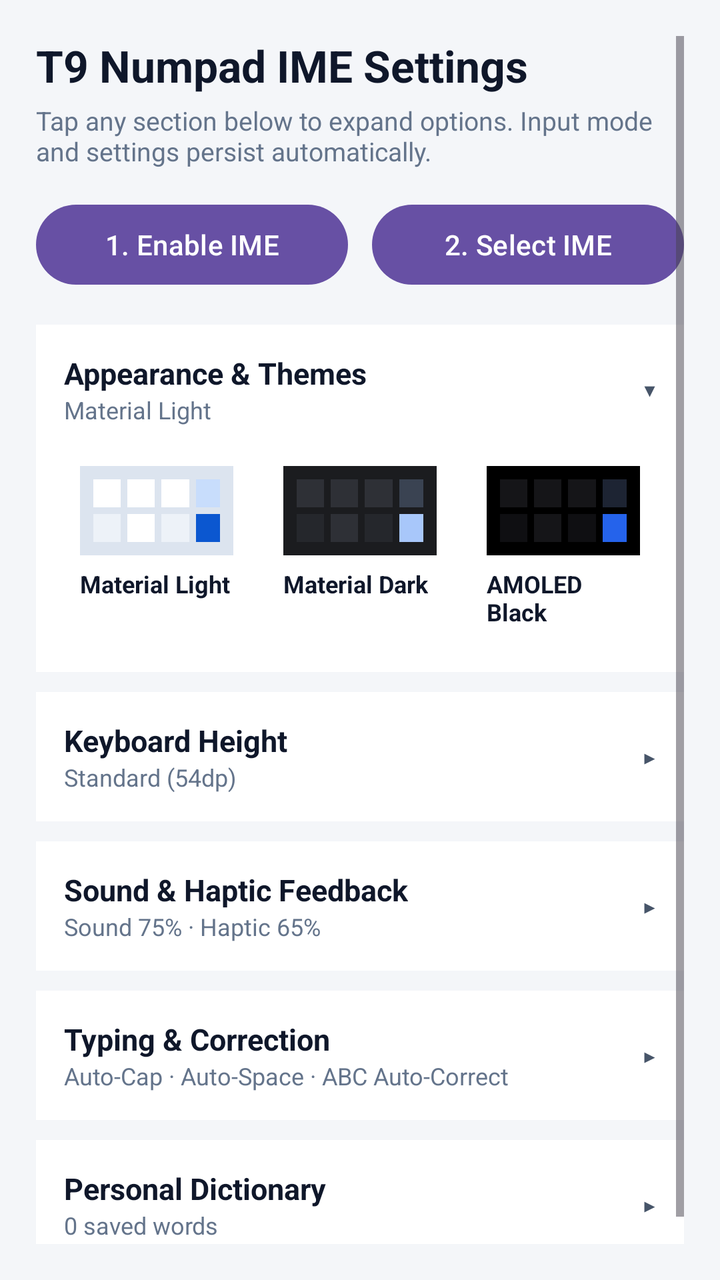
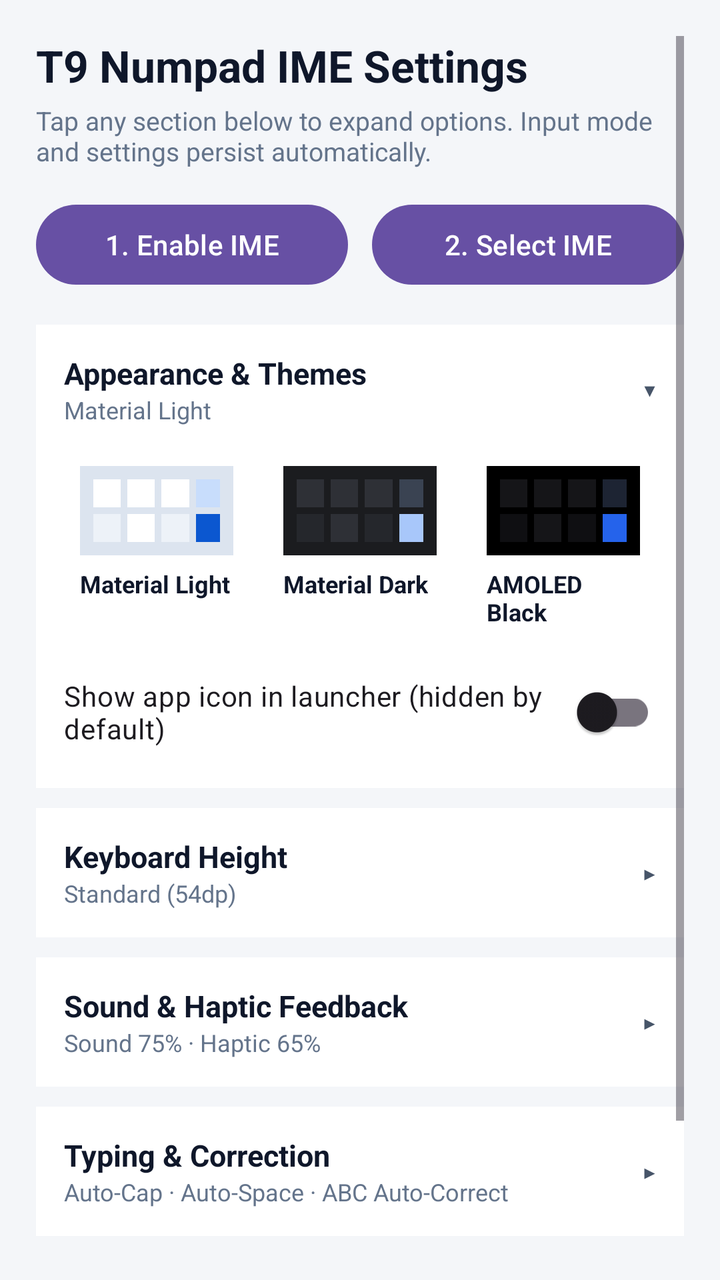

Before-and-after screenshots of an Android layout around one commit, followed by the original layout XML and the change that was made.
<!-- AndroidManifest.xml: application theme Theme.Material3.DayNight.NoActionBar -->
<!-- res/layout/activity_settings.xml -->
<?xml version="1.0" encoding="utf-8"?>
<ScrollView xmlns:android="http://schemas.android.com/apk/res/android"
    android:layout_width="match_parent"
    android:layout_height="match_parent"
    android:background="#F4F6F9"
    android:padding="18dp">

    <LinearLayout
        android:layout_width="match_parent"
        android:layout_height="wrap_content"
        android:orientation="vertical">

        <TextView
            android:layout_width="wrap_content"
            android:layout_height="wrap_content"
            android:text="T9 Numpad IME Settings"
            android:textColor="#0F172A"
            android:textSize="22sp"
            android:textStyle="bold" />

        <TextView
            android:layout_width="wrap_content"
            android:layout_height="wrap_content"
            android:layout_marginTop="4dp"
            android:text="Tap any section below to expand options. Input mode and settings persist automatically."
            android:textColor="#64748B"
            android:textSize="13sp" />

        <LinearLayout
            android:layout_width="match_parent"
            android:layout_height="wrap_content"
            android:layout_marginTop="14dp"
            android:orientation="horizontal">

            <Button
                android:id="@+id/btn_enable_ime"
                android:layout_width="0dp"
                android:layout_height="wrap_content"
                android:layout_marginEnd="6dp"
                android:layout_weight="1"
                android:text="1. Enable IME" />

            <Button
                android:id="@+id/btn_switch_ime"
                android:layout_width="0dp"
                android:layout_height="wrap_content"
                android:layout_marginStart="6dp"
                android:layout_weight="1"
                android:text="2. Select IME" />
        </LinearLayout>

        
        <LinearLayout
            android:layout_width="match_parent"
            android:layout_height="wrap_content"
            android:layout_marginTop="16dp"
            android:background="#FFFFFF"
            android:orientation="vertical"
            android:padding="14dp">

            <LinearLayout
                android:id="@+id/sec_theme_header"
                android:layout_width="match_parent"
                android:layout_height="wrap_content"
                android:clickable="true"
                android:focusable="true"
                android:gravity="center_vertical"
                android:orientation="horizontal">

                <LinearLayout
                    android:layout_width="0dp"
                    android:layout_height="wrap_content"
                    android:layout_weight="1"
                    android:orientation="vertical">

                    <TextView
                        android:layout_width="wrap_content"
                        android:layout_height="wrap_content"
                        android:text="Appearance &amp; Themes"
                        android:textColor="#0F172A"
                        android:textSize="15sp"
                        android:textStyle="bold" />

                    <TextView
                        android:id="@+id/tv_theme_summary"
                        android:layout_width="wrap_content"
                        android:layout_height="wrap_content"
                        android:text="Material Light"
                        android:textColor="#64748B"
                        android:textSize="12sp" />
                </LinearLayout>

                <TextView
                    android:id="@+id/tv_theme_chevron"
                    android:layout_width="wrap_content"
                    android:layout_height="wrap_content"
                    android:text="▾"
                    android:textColor="#475569"
                    android:textSize="18sp" />
            </LinearLayout>

            <LinearLayout
                android:id="@+id/sec_theme_body"
                android:layout_width="match_parent"
                android:layout_height="wrap_content"
                android:layout_marginTop="12dp"
                android:orientation="horizontal">

                
                <LinearLayout
                    android:id="@+id/card_theme_light"
                    android:layout_width="0dp"
                    android:layout_height="wrap_content"
                    android:layout_marginEnd="6dp"
                    android:layout_weight="1"
                    android:clickable="true"
                    android:focusable="true"
                    android:orientation="vertical"
                    android:padding="8dp">

                    <LinearLayout
                        android:layout_width="match_parent"
                        android:layout_height="wrap_content"
                        android:background="#DCE4EF"
                        android:orientation="vertical"
                        android:padding="5dp">

                        <LinearLayout
                            android:layout_width="match_parent"
                            android:layout_height="wrap_content"
                            android:orientation="horizontal">
                            <View android:layout_width="0dp" android:layout_height="14dp" android:layout_margin="1.5dp" android:layout_weight="1" android:background="#FFFFFF" />
                            <View android:layout_width="0dp" android:layout_height="14dp" android:layout_margin="1.5dp" android:layout_weight="1" android:background="#FFFFFF" />
                            <View android:layout_width="0dp" android:layout_height="14dp" android:layout_margin="1.5dp" android:layout_weight="1" android:background="#FFFFFF" />
                            <View android:layout_width="0dp" android:layout_height="14dp" android:layout_margin="1.5dp" android:layout_weight="0.85" android:background="#C8DDFC" />
                        </LinearLayout>

                        <LinearLayout
                            android:layout_width="match_parent"
                            android:layout_height="wrap_content"
                            android:orientation="horizontal">
                            <View android:layout_width="0dp" android:layout_height="14dp" android:layout_margin="1.5dp" android:layout_weight="1" android:background="#EDF2F8" />
                            <View android:layout_width="0dp" android:layout_height="14dp" android:layout_margin="1.5dp" android:layout_weight="1" android:background="#FFFFFF" />
                            <View android:layout_width="0dp" android:layout_height="14dp" android:layout_margin="1.5dp" android:layout_weight="1" android:background="#EDF2F8" />
                            <View android:layout_width="0dp" android:layout_height="14dp" android:layout_margin="1.5dp" android:layout_weight="0.85" android:background="#0B57D0" />
                        </LinearLayout>
                    </LinearLayout>

                    <TextView
                        android:layout_width="wrap_content"
                        android:layout_height="wrap_content"
                        android:layout_marginTop="6dp"
                        android:text="Material Light"
                        android:textColor="#0F172A"
                        android:textSize="12sp"
                        android:textStyle="bold" />
                </LinearLayout>

                
                <LinearLayout
                    android:id="@+id/card_theme_dark"
                    android:layout_width="0dp"
                    android:layout_height="wrap_content"
                    android:layout_marginHorizontal="3dp"
                    android:layout_weight="1"
                    android:clickable="true"
                    android:focusable="true"
                    android:orientation="vertical"
                    android:padding="8dp">

                    <LinearLayout
                        android:layout_width="match_parent"
                        android:layout_height="wrap_content"
                        android:background="#1B1C1F"
                        android:orientation="vertical"
                        android:padding="5dp">

                        <LinearLayout
                            android:layout_width="match_parent"
                            android:layout_height="wrap_content"
                            android:orientation="horizontal">
                            <View android:layout_width="0dp" android:layout_height="14dp" android:layout_margin="1.5dp" android:layout_weight="1" android:background="#2E3036" />
                            <View android:layout_width="0dp" android:layout_height="14dp" android:layout_margin="1.5dp" android:layout_weight="1" android:background="#2E3036" />
                            <View android:layout_width="0dp" android:layout_height="14dp" android:layout_margin="1.5dp" android:layout_weight="1" android:background="#2E3036" />
                            <View android:layout_width="0dp" android:layout_height="14dp" android:layout_margin="1.5dp" android:layout_weight="0.85" android:background="#3A4352" />
                        </LinearLayout>

                        <LinearLayout
                            android:layout_width="match_parent"
                            android:layout_height="wrap_content"
                            android:orientation="horizontal">
                            <View android:layout_width="0dp" android:layout_height="14dp" android:layout_margin="1.5dp" android:layout_weight="1" android:background="#25272C" />
                            <View android:layout_width="0dp" android:layout_height="14dp" android:layout_margin="1.5dp" android:layout_weight="1" android:background="#2E3036" />
                            <View android:layout_width="0dp" android:layout_height="14dp" android:layout_margin="1.5dp" android:layout_weight="1" android:background="#25272C" />
                            <View android:layout_width="0dp" android:layout_height="14dp" android:layout_margin="1.5dp" android:layout_weight="0.85" android:background="#A8C7FA" />
                        </LinearLayout>
                    </LinearLayout>

                    <TextView
                        android:layout_width="wrap_content"
                        android:layout_height="wrap_content"
                        android:layout_marginTop="6dp"
                        android:text="Material Dark"
                        android:textColor="#0F172A"
                        android:textSize="12sp"
                        android:textStyle="bold" />
                </LinearLayout>

                
                <LinearLayout
                    android:id="@+id/card_theme_amoled"
                    android:layout_width="0dp"
                    android:layout_height="wrap_content"
                    android:layout_marginStart="6dp"
                    android:layout_weight="1"
                    android:clickable="true"
                    android:focusable="true"
                    android:orientation="vertical"
                    android:padding="8dp">

                    <LinearLayout
                        android:layout_width="match_parent"
                        android:layout_height="wrap_content"
                        android:background="#000000"
                        android:orientation="vertical"
                        android:padding="5dp">

                        <LinearLayout
                            android:layout_width="match_parent"
                            android:layout_height="wrap_content"
                            android:orientation="horizontal">
                            <View android:layout_width="0dp" android:layout_height="14dp" android:layout_margin="1.5dp" android:layout_weight="1" android:background="#151518" />
                            <View android:layout_width="0dp" android:layout_height="14dp" android:layout_margin="1.5dp" android:layout_weight="1" android:background="#151518" />
                            <View android:layout_width="0dp" android:layout_height="14dp" android:layout_margin="1.5dp" android:layout_weight="1" android:background="#151518" />
                            <View android:layout_width="0dp" android:layout_height="14dp" android:layout_margin="1.5dp" android:layout_weight="0.85" android:background="#1D2433" />
                        </LinearLayout>

                        <LinearLayout
                            android:layout_width="match_parent"
                            android:layout_height="wrap_content"
                            android:orientation="horizontal">
                            <View android:layout_width="0dp" android:layout_height="14dp" android:layout_margin="1.5dp" android:layout_weight="1" android:background="#0F0F12" />
                            <View android:layout_width="0dp" android:layout_height="14dp" android:layout_margin="1.5dp" android:layout_weight="1" android:background="#151518" />
                            <View android:layout_width="0dp" android:layout_height="14dp" android:layout_margin="1.5dp" android:layout_weight="1" android:background="#0F0F12" />
                            <View android:layout_width="0dp" android:layout_height="14dp" android:layout_margin="1.5dp" android:layout_weight="0.85" android:background="#2563EB" />
                        </LinearLayout>
                    </LinearLayout>

                    <TextView
                        android:layout_width="wrap_content"
                        android:layout_height="wrap_content"
                        android:layout_marginTop="6dp"
                        android:text="AMOLED Black"
                        android:textColor="#0F172A"
                        android:textSize="12sp"
                        android:textStyle="bold" />
                </LinearLayout>
            </LinearLayout>
        </LinearLayout>

        
        <LinearLayout
            android:layout_width="match_parent"
            android:layout_height="wrap_content"
            android:layout_marginTop="10dp"
            android:background="#FFFFFF"
            android:orientation="vertical"
            android:padding="14dp">

            <LinearLayout
                android:id="@+id/sec_height_header"
                android:layout_width="match_parent"
                android:layout_height="wrap_content"
                android:clickable="true"
                android:focusable="true"
                android:gravity="center_vertical"
                android:orientation="horizontal">

                <LinearLayout
                    android:layout_width="0dp"
                    android:layout_height="wrap_content"
                    android:layout_weight="1"
                    android:orientation="vertical">

                    <TextView
                        android:layout_width="wrap_content"
                        android:layout_height="wrap_content"
                        android:text="Keyboard Height"
                        android:textColor="#0F172A"
                        android:textSize="15sp"
                        android:textStyle="bold" />

                    <TextView
                        android:id="@+id/tv_height_summary"
                        android:layout_width="wrap_content"
                        android:layout_height="wrap_content"
                        android:text="Standard (54dp)"
                        android:textColor="#64748B"
                        android:textSize="12sp" />
                </LinearLayout>

                <TextView
                    android:id="@+id/tv_height_chevron"
                    android:layout_width="wrap_content"
                    android:layout_height="wrap_content"
                    android:text="▸"
                    android:textColor="#475569"
                    android:textSize="18sp" />
            </LinearLayout>

            <LinearLayout
                android:id="@+id/sec_height_body"
                android:layout_width="match_parent"
                android:layout_height="wrap_content"
                android:layout_marginTop="10dp"
                android:orientation="vertical"
                android:visibility="gone">

                <RadioGroup
                    android:id="@+id/rg_height"
                    android:layout_width="match_parent"
                    android:layout_height="wrap_content"
                    android:orientation="horizontal">
                    <RadioButton android:id="@+id/rb_height_compact" android:layout_width="wrap_content" android:layout_height="wrap_content" android:layout_marginEnd="12dp" android:text="Compact" />
                    <RadioButton android:id="@+id/rb_height_standard" android:layout_width="wrap_content" android:layout_height="wrap_content" android:layout_marginEnd="12dp" android:text="Standard" />
                    <RadioButton android:id="@+id/rb_height_tall" android:layout_width="wrap_content" android:layout_height="wrap_content" android:text="Tall" />
                </RadioGroup>
            </LinearLayout>
        </LinearLayout>

        
        <LinearLayout
            android:layout_width="match_parent"
            android:layout_height="wrap_content"
            android:layout_marginTop="10dp"
            android:background="#FFFFFF"
            android:orientation="vertical"
            android:padding="14dp">

            <LinearLayout
                android:id="@+id/sec_feedback_header"
                android:layout_width="match_parent"
                android:layout_height="wrap_content"
                android:clickable="true"
                android:focusable="true"
                android:gravity="center_vertical"
                android:orientation="horizontal">

                <LinearLayout
                    android:layout_width="0dp"
                    android:layout_height="wrap_content"
                    android:layout_weight="1"
                    android:orientation="vertical">

                    <TextView
                        android:layout_width="wrap_content"
                        android:layout_height="wrap_content"
                        android:text="Sound &amp; Haptic Feedback"
                        android:textColor="#0F172A"
                        android:textSize="15sp"
                        android:textStyle="bold" />

                    <TextView
                        android:id="@+id/tv_feedback_summary"
                        android:layout_width="wrap_content"
                        android:layout_height="wrap_content"
                        android:text="Sound 75% · Haptic 65%"
                        android:textColor="#64748B"
                        android:textSize="12sp" />
                </LinearLayout>

                <TextView
                    android:id="@+id/tv_feedback_chevron"
                    android:layout_width="wrap_content"
                    android:layout_height="wrap_content"
                    android:text="▸"
                    android:textColor="#475569"
                    android:textSize="18sp" />
            </LinearLayout>

            <LinearLayout
                android:id="@+id/sec_feedback_body"
                android:layout_width="match_parent"
                android:layout_height="wrap_content"
                android:layout_marginTop="10dp"
                android:orientation="vertical"
                android:visibility="gone">

                <com.google.android.material.switchmaterial.SwitchMaterial
                    android:id="@+id/switch_sound"
                    android:layout_width="match_parent"
                    android:layout_height="wrap_content"
                    android:text="Synthesized sound on keypress" />

                <TextView
                    android:layout_width="wrap_content"
                    android:layout_height="wrap_content"
                    android:layout_marginTop="4dp"
                    android:text="Typing soundset"
                    android:textColor="#475569"
                    android:textSize="13sp" />

                <RadioGroup
                    android:id="@+id/rg_sound_set"
                    android:layout_width="match_parent"
                    android:layout_height="wrap_content"
                    android:layout_marginBottom="6dp"
                    android:orientation="horizontal">
                    <RadioButton android:id="@+id/rb_sound_clicks" android:layout_width="wrap_content" android:layout_height="wrap_content" android:layout_marginEnd="10dp" android:text="Clicks" />
                    <RadioButton android:id="@+id/rb_sound_beeps" android:layout_width="wrap_content" android:layout_height="wrap_content" android:layout_marginEnd="10dp" android:text="Beeps" />
                    <RadioButton android:id="@+id/rb_sound_piano" android:layout_width="wrap_content" android:layout_height="wrap_content" android:text="Piano" />
                </RadioGroup>

                <LinearLayout
                    android:layout_width="match_parent"
                    android:layout_height="wrap_content"
                    android:layout_marginTop="4dp"
                    android:orientation="horizontal">
                    <TextView
                        android:layout_width="0dp"
                        android:layout_height="wrap_content"
                        android:layout_weight="1"
                        android:text="Keypress volume"
                        android:textColor="#475569"
                        android:textSize="13sp" />
                    <TextView
                        android:id="@+id/tv_sound_volume_val"
                        android:layout_width="wrap_content"
                        android:layout_height="wrap_content"
                        android:text="75%"
                        android:textColor="#0F172A"
                        android:textSize="13sp"
                        android:textStyle="bold" />
                </LinearLayout>

                <SeekBar
                    android:id="@+id/seek_sound_volume"
                    android:layout_width="match_parent"
                    android:layout_height="wrap_content"
                    android:layout_marginBottom="10dp"
                    android:max="100" />

                <com.google.android.material.switchmaterial.SwitchMaterial
                    android:id="@+id/switch_haptic"
                    android:layout_width="match_parent"
                    android:layout_height="wrap_content"
                    android:text="Haptic vibration on keypress" />

                <LinearLayout
                    android:layout_width="match_parent"
                    android:layout_height="wrap_content"
                    android:layout_marginTop="4dp"
                    android:orientation="horizontal">
                    <TextView
                        android:layout_width="0dp"
                        android:layout_height="wrap_content"
                        android:layout_weight="1"
                        android:text="Haptic strength"
                        android:textColor="#475569"
                        android:textSize="13sp" />
                    <TextView
                        android:id="@+id/tv_haptic_strength_val"
                        android:layout_width="wrap_content"
                        android:layout_height="wrap_content"
                        android:text="65%"
                        android:textColor="#0F172A"
                        android:textSize="13sp"
                        android:textStyle="bold" />
                </LinearLayout>

                <SeekBar
                    android:id="@+id/seek_haptic_strength"
                    android:layout_width="match_parent"
                    android:layout_height="wrap_content"
                    android:max="100" />

                <com.google.android.material.switchmaterial.SwitchMaterial
                    android:id="@+id/switch_key_popup"
                    android:layout_width="match_parent"
                    android:layout_height="wrap_content"
                    android:layout_marginTop="4dp"
                    android:text="Key popup preview on press" />

                <Button
                    android:id="@+id/btn_test_feedback"
                    android:layout_width="wrap_content"
                    android:layout_height="wrap_content"
                    android:layout_marginTop="10dp"
                    android:text="Test Sound &amp; Haptics" />
            </LinearLayout>
        </LinearLayout>

        
        <LinearLayout
            android:layout_width="match_parent"
            android:layout_height="wrap_content"
            android:layout_marginTop="10dp"
            android:background="#FFFFFF"
            android:orientation="vertical"
            android:padding="14dp">

            <LinearLayout
                android:id="@+id/sec_typing_header"
                android:layout_width="match_parent"
                android:layout_height="wrap_content"
                android:clickable="true"
                android:focusable="true"
                android:gravity="center_vertical"
                android:orientation="horizontal">

                <LinearLayout
                    android:layout_width="0dp"
                    android:layout_height="wrap_content"
                    android:layout_weight="1"
                    android:orientation="vertical">

                    <TextView
                        android:layout_width="wrap_content"
                        android:layout_height="wrap_content"
                        android:text="Typing &amp; Correction"
                        android:textColor="#0F172A"
                        android:textSize="15sp"
                        android:textStyle="bold" />

                    <TextView
                        android:id="@+id/tv_typing_summary"
                        android:layout_width="wrap_content"
                        android:layout_height="wrap_content"
                        android:text="Auto-Cap · Auto-Space · ABC Auto-Correct"
                        android:textColor="#64748B"
                        android:textSize="12sp" />
                </LinearLayout>

                <TextView
                    android:id="@+id/tv_typing_chevron"
                    android:layout_width="wrap_content"
                    android:layout_height="wrap_content"
                    android:text="▸"
                    android:textColor="#475569"
                    android:textSize="18sp" />
            </LinearLayout>

            <LinearLayout
                android:id="@+id/sec_typing_body"
                android:layout_width="match_parent"
                android:layout_height="wrap_content"
                android:layout_marginTop="8dp"
                android:orientation="vertical"
                android:visibility="gone">

                <com.google.android.material.switchmaterial.SwitchMaterial
                    android:id="@+id/switch_auto_cap"
                    android:layout_width="match_parent"
                    android:layout_height="wrap_content"
                    android:text="Auto-capitalization" />

                <com.google.android.material.switchmaterial.SwitchMaterial
                    android:id="@+id/switch_auto_space"
                    android:layout_width="match_parent"
                    android:layout_height="wrap_content"
                    android:text="Auto-spacing after punctuation &amp; candidates" />

                <com.google.android.material.switchmaterial.SwitchMaterial
                    android:id="@+id/switch_auto_correct_abc"
                    android:layout_width="match_parent"
                    android:layout_height="wrap_content"
                    android:text="Auto-correct (when T9 is OFF / ABC mode only)" />
            </LinearLayout>
        </LinearLayout>

        
        <LinearLayout
            android:layout_width="match_parent"
            android:layout_height="wrap_content"
            android:layout_marginTop="10dp"
            android:layout_marginBottom="20dp"
            android:background="#FFFFFF"
            android:orientation="vertical"
            android:padding="14dp">

            <LinearLayout
                android:id="@+id/sec_dict_header"
                android:layout_width="match_parent"
                android:layout_height="wrap_content"
                android:clickable="true"
                android:focusable="true"
                android:gravity="center_vertical"
                android:orientation="horizontal">

                <LinearLayout
                    android:layout_width="0dp"
                    android:layout_height="wrap_content"
                    android:layout_weight="1"
                    android:orientation="vertical">

                    <TextView
                        android:layout_width="wrap_content"
                        android:layout_height="wrap_content"
                        android:text="Personal Dictionary"
                        android:textColor="#0F172A"
                        android:textSize="15sp"
                        android:textStyle="bold" />

                    <TextView
                        android:id="@+id/tv_dict_summary"
                        android:layout_width="wrap_content"
                        android:layout_height="wrap_content"
                        android:text="0 saved words"
                        android:textColor="#64748B"
                        android:textSize="12sp" />
                </LinearLayout>

                <TextView
                    android:id="@+id/tv_dict_chevron"
                    android:layout_width="wrap_content"
                    android:layout_height="wrap_content"
                    android:text="▸"
                    android:textColor="#475569"
                    android:textSize="18sp" />
            </LinearLayout>

            <LinearLayout
                android:id="@+id/sec_dict_body"
                android:layout_width="match_parent"
                android:layout_height="wrap_content"
                android:layout_marginTop="10dp"
                android:orientation="vertical"
                android:visibility="gone">

                <LinearLayout
                    android:layout_width="match_parent"
                    android:layout_height="wrap_content"
                    android:orientation="horizontal">

                    <EditText
                        android:id="@+id/et_new_word"
                        android:layout_width="0dp"
                        android:layout_height="wrap_content"
                        android:layout_weight="1"
                        android:hint="Spell word (a-z)"
                        android:inputType="textNoSuggestions" />

                    <Button
                        android:id="@+id/btn_add_custom_word"
                        android:layout_width="wrap_content"
                        android:layout_height="wrap_content"
                        android:layout_marginStart="6dp"
                        android:text="Add" />
                </LinearLayout>

                <TextView
                    android:id="@+id/tv_custom_words_list"
                    android:layout_width="match_parent"
                    android:layout_height="wrap_content"
                    android:layout_marginTop="8dp"
                    android:textColor="#475569"
                    android:textSize="13sp" />

                <Button
                    android:id="@+id/btn_clear_custom_words"
                    android:layout_width="wrap_content"
                    android:layout_height="wrap_content"
                    android:layout_marginTop="8dp"
                    android:text="Clear Custom Words" />
            </LinearLayout>
        </LinearLayout>

    </LinearLayout>
</ScrollView>
<!-- resources referenced by this layout -->
<resources>

</resources>

<!-- the commit's change to res/layout/activity_settings.xml (unified diff, before → after) -->
@@ -256,6 +256,13 @@
                         android:textStyle="bold" />
                 </LinearLayout>
             </LinearLayout>
+
+            <com.google.android.material.switchmaterial.SwitchMaterial
+                android:id="@+id/switch_launcher_icon"
+                android:layout_width="match_parent"
+                android:layout_height="wrap_content"
+                android:layout_marginTop="10dp"
+                android:text="Show app icon in launcher (hidden by default)" />
         </LinearLayout>
 
         
